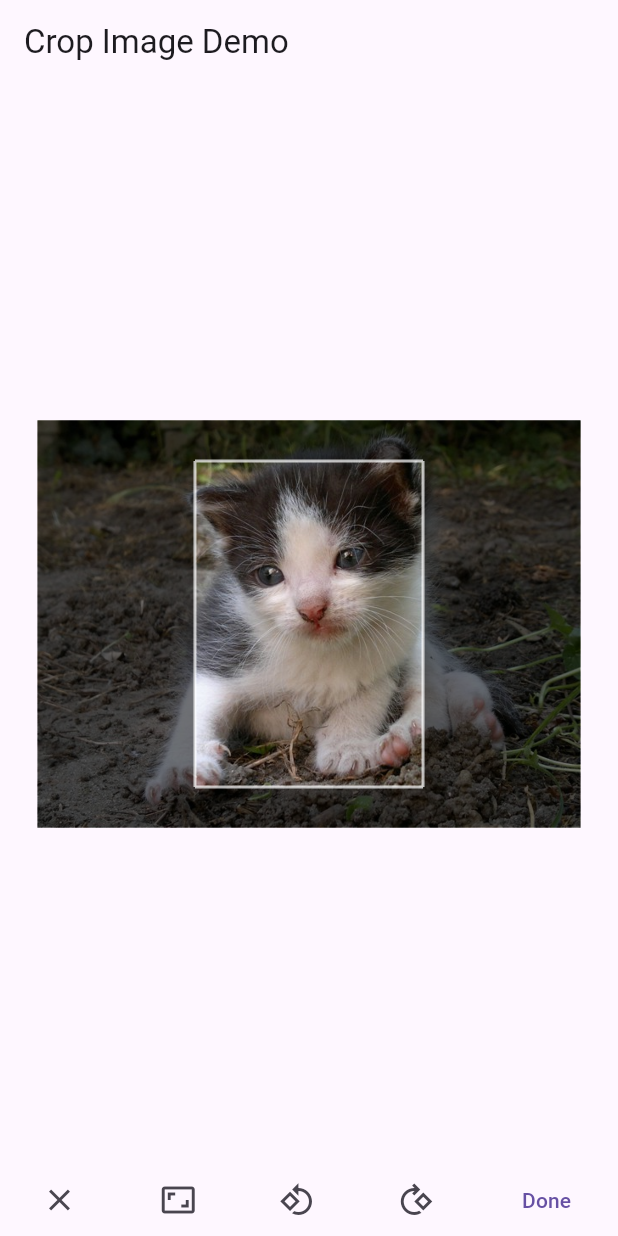
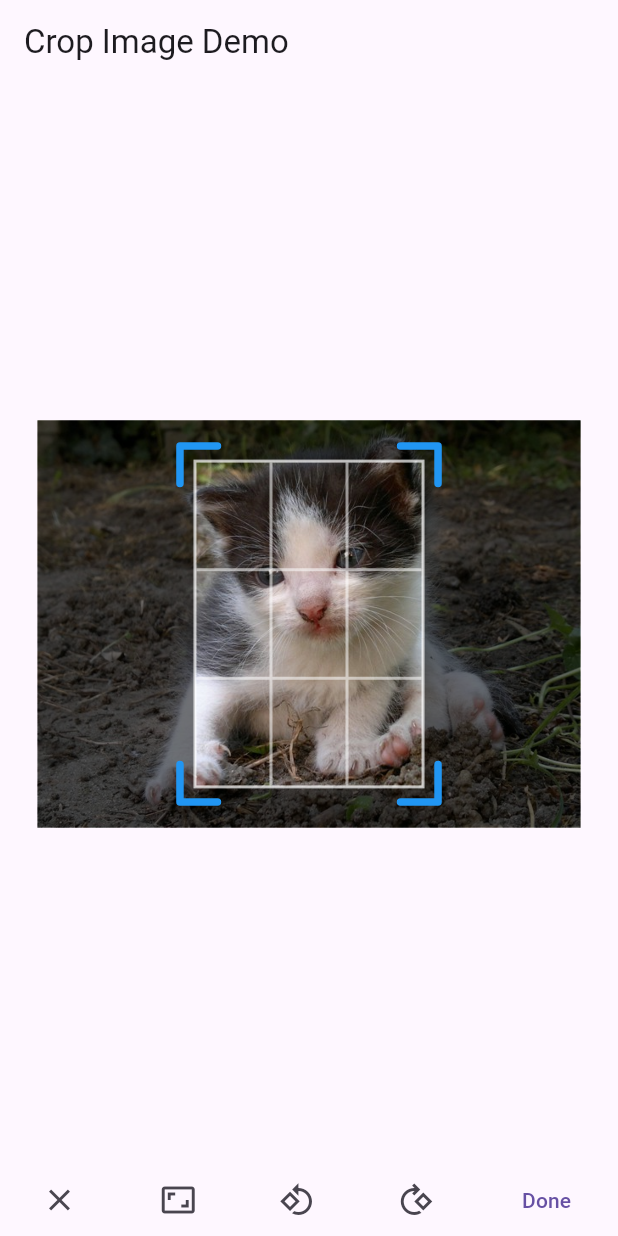
Before and after one commit to deakjahn/crop_image, a Flutter app: the screen it shows after launch, on a phone screen of 412 x 824 dp. Run offline on Flutter 3.47's test engine with Material 3 defaults, Android fonts, the phone set to English and light mode, and no system bars.

Commit message:
- Fix: Moved corner handles to render above grid. - Feat: Added corner offset so the corner handles can render offset from the grid edge. - Tweak: Rounded the corners of the corner handles. - Incremented buiid versions of the example.

```diff
--- a/example/lib/main.dart
+++ b/example/lib/main.dart
@@ -39,11 +39,16 @@ class _MyHomePageState extends State<MyHomePage> {
         body: Center(
           child: CropImage(
             controller: controller,
+            alwaysMove: true,
+            showCorners: true,
+            touchSize: 50,
+            gridInnerColor: Colors.white54,
+            gridThinWidth: 2.0,
+            gridCornerColor: Colors.blue,
+            alwaysShowThirdLines: true,
             image: Image.asset('assets/08272011229.jpg'),
             paddingSize: 25.0,
-            alwaysMove: true,
-            minimumImageSize: 500,
-            maximumImageSize: 500,
+            cornerOffset: 10,
           ),
         ),
         bottomNavigationBar: _buildButtons(),
--- a/lib/src/crop_image.dart
+++ b/lib/src/crop_image.dart
@@ -53,6 +53,11 @@ class CropImage extends StatefulWidget {
   ///
   /// Defaults to 25.
   final double gridCornerSize;
+
+  /// The offset of the corner handles from the crop grid edges.
+  ///
+  /// Positive values move the corners outside the grid. Defaults to 0.
+  final double cornerOffset;
 
   /// Whether to display the corners.
   ///
@@ -131,6 +136,7 @@ class CropImage extends StatefulWidget {
     this.paddingSize = 0,
     this.touchSize = 50,
     this.gridCornerSize = 25,
+    this.cornerOffset = 0,
     this.showCorners = true,
     this.gridThinWidth = 2,
     this.gridThickWidth = 5,
@@ -150,7 +156,8 @@ class CropImage extends StatefulWidget {
         assert(gridThinWidth > 0, 'gridThinWidth cannot be zero'),
         assert(gridThickWidth > 0, 'gridThickWidth cannot be zero'),
         assert(minimumImageSize > 0, 'minimumImageSize cannot be zero'),
-        assert(maximumImageSize >= minimumImageSize, 'maximumImageSize cannot be less than minimumImageSize');
+        assert(maximumImageSize >= minimumImageSize, 'maximumImageSize cannot be less than minimumImageSize'),
+        assert(cornerOffset >= 0, 'cornerOffset cannot be negative');
 
   @override
   State<CropImage> createState() => _CropImageState();
@@ -167,6 +174,7 @@ class CropImage extends StatefulWidget {
     properties.add(DiagnosticsProperty<double>('paddingSize', paddingSize));
     properties.add(DiagnosticsProperty<double>('touchSize', touchSize));
     properties.add(DiagnosticsProperty<double>('gridCornerSize', gridCornerSize));
+    properties.add(DiagnosticsProperty<double>('cornerOffset', cornerOffset));
     properties.add(DiagnosticsProperty<bool>('showCorners', showCorners));
     properties.add(DiagnosticsProperty<double>('gridThinWidth', gridThinWidth));
     properties.add(DiagnosticsProperty<double>('gridThickWidth', gridThickWidth));
@@ -190,10 +198,10 @@ class _CropImageState extends State<CropImage> {
   _TouchPoint? panStart;
 
   Map<_CornerTypes, Offset> get gridCorners => <_CornerTypes, Offset>{
-        _CornerTypes.UpperLeft: controller.crop.topLeft.scale(size.width, size.height).translate(widget.paddingSize, widget.paddingSize),
-        _CornerTypes.UpperRight: controller.crop.topRight.scale(size.width, size.height).translate(widget.paddingSize, widget.paddingSize),
-        _CornerTypes.LowerRight: controller.crop.bottomRight.scale(size.width, size.height).translate(widget.paddingSize, widget.paddingSize),
-        _CornerTypes.LowerLeft: controller.crop.bottomLeft.scale(size.width, size.height).translate(widget.paddingSize, widget.paddingSize),
+        _CornerTypes.UpperLeft: controller.crop.topLeft.scale(size.width, size.height).translate(widget.paddingSize - widget.cornerOffset, widget.paddingSize - widget.cornerOffset),
+        _CornerTypes.UpperRight: controller.crop.topRight.scale(size.width, size.height).translate(widget.paddingSize + widget.cornerOffset, widget.paddingSize - widget.cornerOffset),
+        _CornerTypes.LowerRight: controller.crop.bottomRight.scale(size.width, size.height).translate(widget.paddingSize + widget.cornerOffset, widget.paddingSize + widget.cornerOffset),
+        _CornerTypes.LowerLeft: controller.crop.bottomLeft.scale(size.width, size.height).translate(widget.paddingSize - widget.cornerOffset, widget.paddingSize + widget.cornerOffset),
       };
 
   @override
@@ -312,6 +320,7 @@ class _CropImageState extends State<CropImage> {
                       gridCornerColor: widget.gridCornerColor,
                       paddingSize: widget.paddingSize,
                       cornerSize: showCorners ? widget.gridCornerSize : 0,
+                      cornerOffset: widget.cornerOffset,
                       thinWidth: widget.gridThinWidth,
                       thickWidth: widget.gridThickWidth,
                       scrimColor: widget.scrimColor,
@@ -384,9 +393,11 @@ class _CropImageState extends State<CropImage> {
 
   void moveArea(Offset point) {
     final crop = controller.crop.multiply(size);
+    final maxX = math.max(0.0, size.width - crop.width);
+    final maxY = math.max(0.0, size.height - crop.height);
     controller.crop = Rect.fromLTWH(
-      point.dx.clamp(0, size.width - crop.width),
-      point.dy.clamp(0, size.height - crop.height),
+      point.dx.clamp(0.0, maxX),
+      point.dy.clamp(0.0, maxY),
       crop.width,
       crop.height,
     ).divide(size);
```
Also changed, not shown: lib/src/crop_grid.dart (+61 -67 lines), 2 other files.
